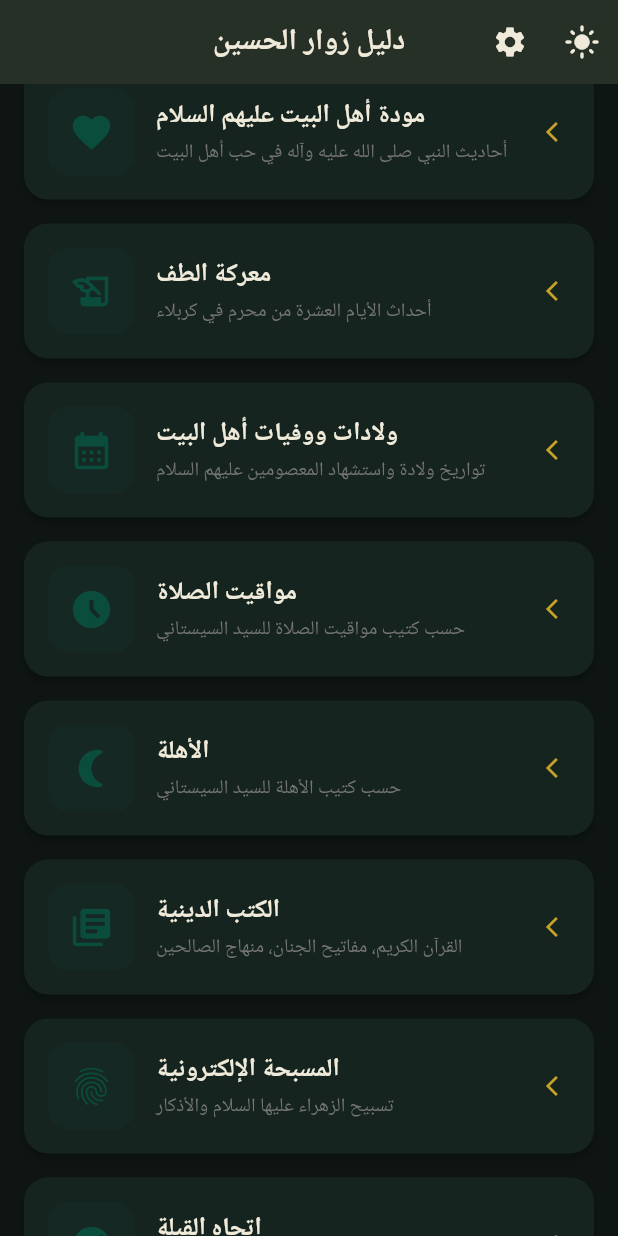
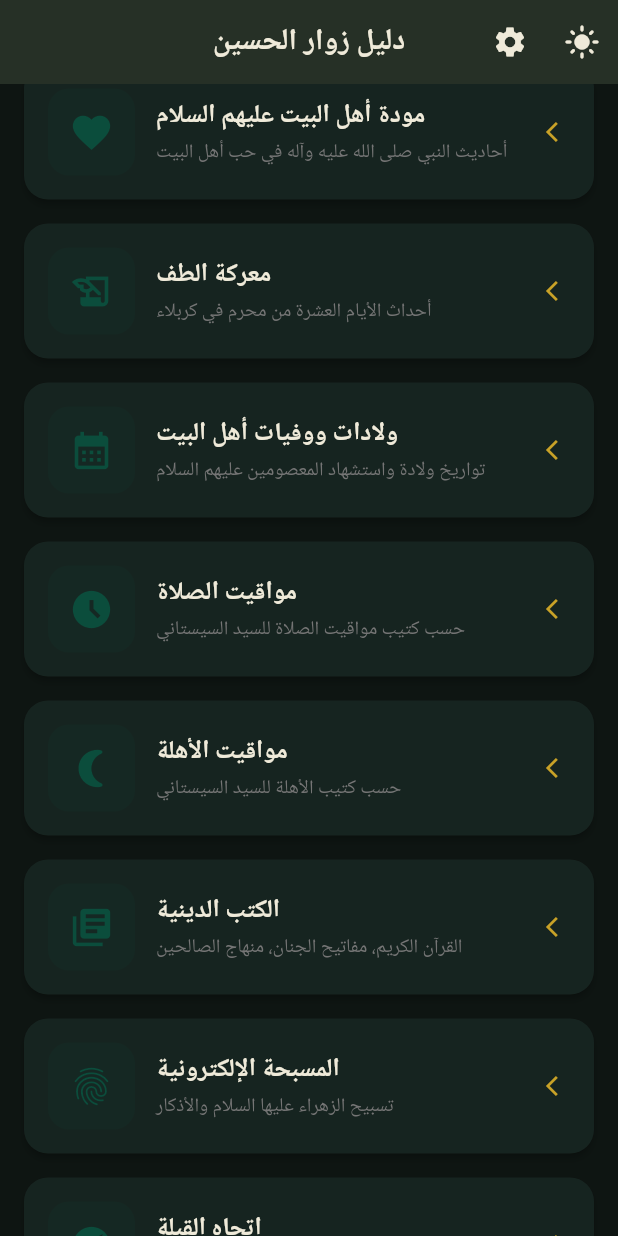
Before and after one commit to ali12hhh-oss/daleel_zuwar_alhussein, a Flutter app: the screen it shows after launch, scrolled down 576 dp, on a phone screen of 412 x 824 dp. Run offline on Flutter 3.47's test engine with Material 3 defaults, Android fonts, the phone set to English and light mode, and no system bars; our stand-ins replace flutter_compass, flutter_local_notifications, flutter_map, geolocator, google_fonts, html_unescape and 6 more; missing offline and left inert: flutter_pdfview, geomag, quran; accounts and stored records are empty; network calls fail.

Commit message:
Update home_screen.dart

```diff
--- a/lib/screens/home_screen.dart
+++ b/lib/screens/home_screen.dart
@@ -141,7 +141,7 @@ class HomeScreen extends StatelessWidget {
                     builder: (_) => const PrayerTimesScreen())),
           ),
           SectionCard(
-            title: 'الأهلة',
+            title: 'مواقيت الأهلة',
             subtitle: 'حسب كتيب الأهلة للسيد السيستاني',
             icon: Icons.nightlight_round,
             onTap: () => Navigator.push(
```
